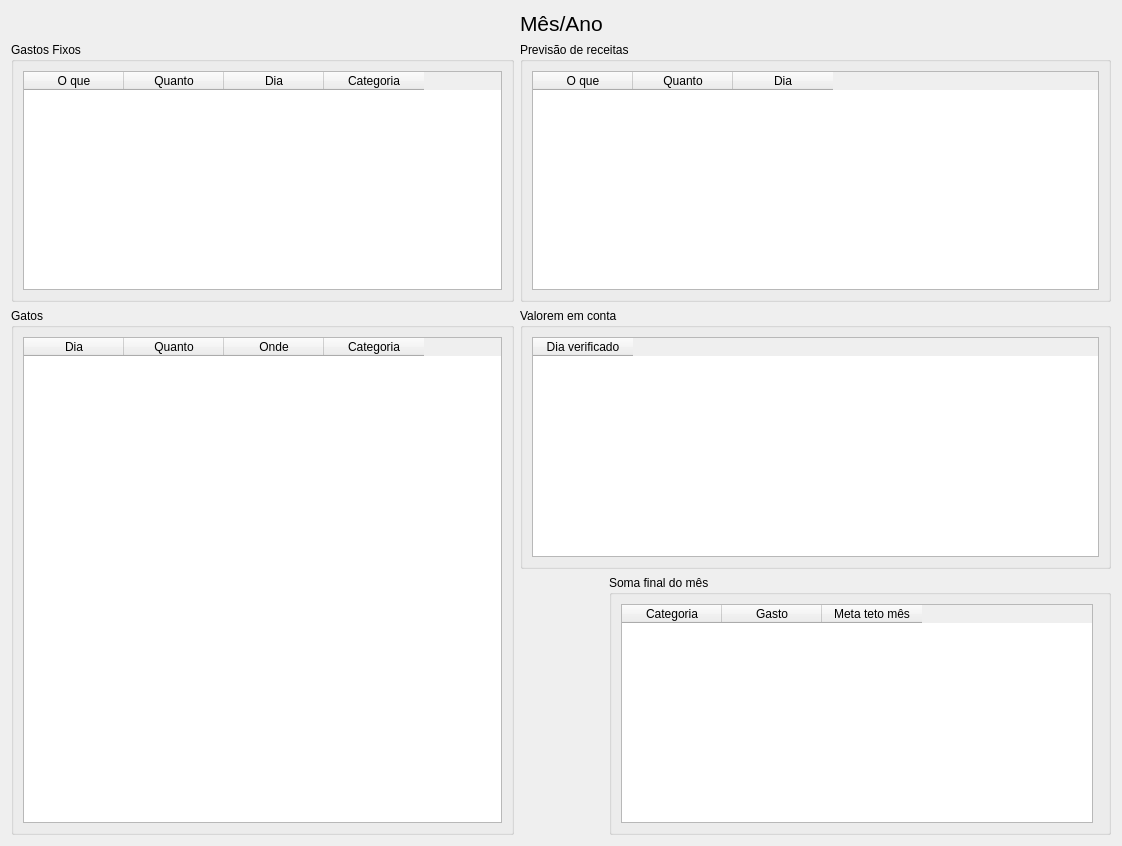
Before: the Qt Designer form forms/spentInMonthEditor.ui in gusttav-lang/Financial-Controller, drawn with Qt 5.
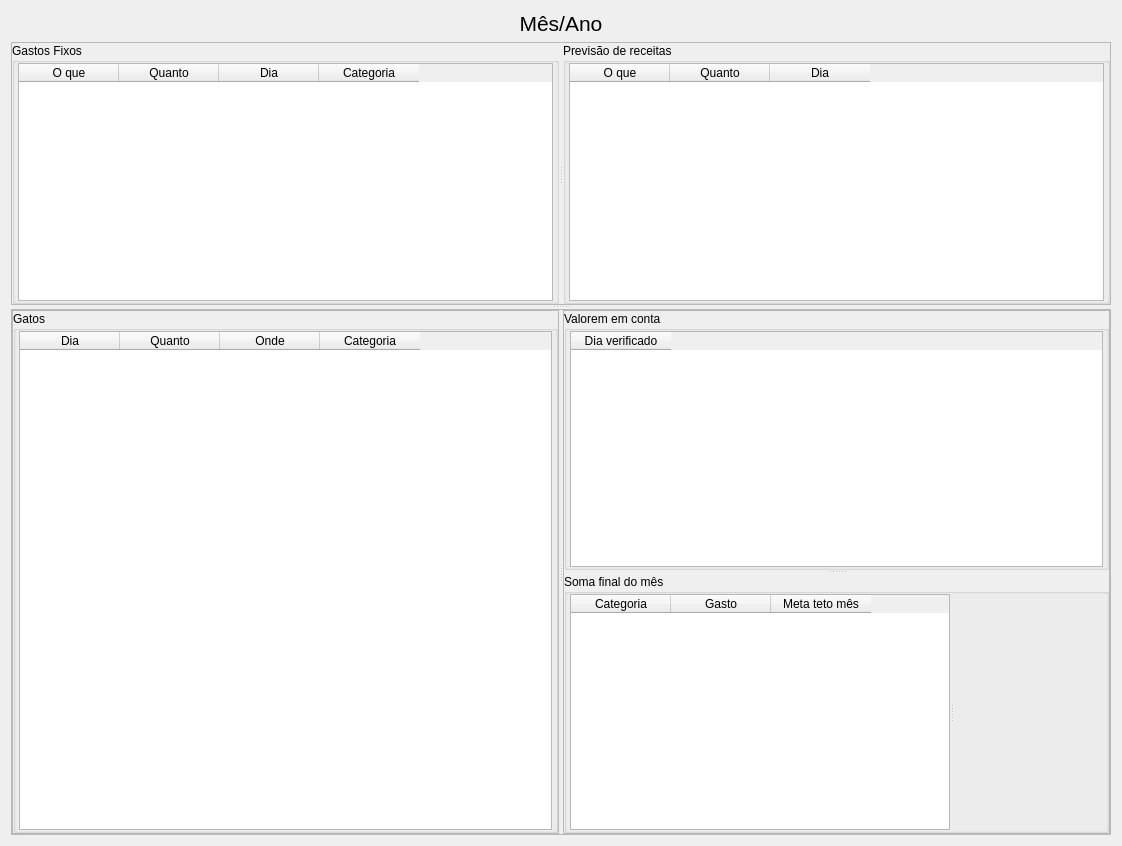
After: the same form once the commit is applied.

Commit message: ajustado layout spent_in_month

```diff
--- a/forms/spentInMonthEditor.ui
+++ b/forms/spentInMonthEditor.ui
@@ -13,8 +13,8 @@
   <property name="windowTitle">
    <string>Form</string>
   </property>
-  <layout class="QGridLayout" name="gridLayout_6">
-   <item row="0" column="1">
+  <layout class="QVBoxLayout" name="verticalLayout">
+   <item>
     <widget class="QLabel" name="label">
      <property name="font">
       <font>
@@ -24,14 +24,61 @@
      <property name="text">
       <string>Mês/Ano</string>
      </property>
+     <property name="alignment">
+      <set>Qt::AlignCenter</set>
+     </property>
     </widget>
    </item>
-   <item row="1" column="0">
+   <item>
+    <widget class="QSplitter" name="splitter_4">
+     <property name="orientation">
+      <enum>Qt::Vertical</enum>
+     </property>
+     <widget class="QFrame" name="frame_3">
+      <property name="frameShape">
+       <enum>QFrame::StyledPanel</enum>
+      </property>
+      <property name="frameShadow">
+       <enum>QFrame::Raised</enum>
+      </property>
+      <layout class="QHBoxLayout" name="horizontalLayout">
+       <property name="leftMargin">
+        <number>0</number>
+       </property>
+       <property name="topMargin">
+        <number>0</number>
+       </property>
+       <property name="rightMargin">
+        <number>0</number>
+       </property>
+       <property name="bottomMargin">
+        <number>0</number>
+       </property>
+       <item>
+        <widget class="QSplitter" name="splitter_3">
+         <property name="orientation">
+          <enum>Qt::Horizontal</enum>
+         </property>
     <widget class="QGroupBox" name="groupBox">
      <property name="title">
       <string>Gastos Fixos</string>
      </property>
      <layout class="QGridLayout" name="gridLayout">
+           <property name="leftMargin">
+            <number>3</number>
+           </property>
+           <property name="topMargin">
+            <number>0</number>
+           </property>
+           <property name="rightMargin">
+            <number>3</number>
+           </property>
+           <property name="bottomMargin">
+            <number>0</number>
+           </property>
+           <property name="spacing">
+            <number>0</number>
+           </property>
       <item row="0" column="0">
        <widget class="QTableWidget" name="tableWidget_fixedSpent">
         <column>
@@ -58,13 +105,26 @@
       </item>
      </layout>
     </widget>
-   </item>
-   <item row="1" column="1" colspan="2">
     <widget class="QGroupBox" name="groupBox_2">
      <property name="title">
       <string>Previsão de receitas</string>
      </property>
      <layout class="QGridLayout" name="gridLayout_2">
+           <property name="leftMargin">
+            <number>3</number>
+           </property>
+           <property name="topMargin">
+            <number>0</number>
+           </property>
+           <property name="rightMargin">
+            <number>3</number>
+           </property>
+           <property name="bottomMargin">
+            <number>0</number>
+           </property>
+           <property name="spacing">
+            <number>0</number>
+           </property>
       <item row="0" column="0">
        <widget class="QTableWidget" name="tableWidget_income">
         <column>
@@ -86,13 +146,82 @@
       </item>
      </layout>
     </widget>
-   </item>
-   <item row="2" column="0" rowspan="2">
+        </widget>
+       </item>
+      </layout>
+     </widget>
+     <widget class="QFrame" name="frame_4">
+      <property name="frameShape">
+       <enum>QFrame::StyledPanel</enum>
+      </property>
+      <property name="frameShadow">
+       <enum>QFrame::Raised</enum>
+      </property>
+      <layout class="QGridLayout" name="gridLayout_7">
+       <property name="leftMargin">
+        <number>0</number>
+       </property>
+       <property name="topMargin">
+        <number>0</number>
+       </property>
+       <property name="rightMargin">
+        <number>0</number>
+       </property>
+       <property name="bottomMargin">
+        <number>0</number>
+       </property>
+       <property name="spacing">
+        <number>0</number>
+       </property>
+       <item row="0" column="0">
+        <widget class="QSplitter" name="splitter_2">
+         <property name="orientation">
+          <enum>Qt::Horizontal</enum>
+         </property>
+         <widget class="QFrame" name="frame_2">
+          <property name="frameShape">
+           <enum>QFrame::StyledPanel</enum>
+          </property>
+          <property name="frameShadow">
+           <enum>QFrame::Raised</enum>
+          </property>
+          <layout class="QGridLayout" name="gridLayout_8">
+           <property name="leftMargin">
+            <number>0</number>
+           </property>
+           <property name="topMargin">
+            <number>0</number>
+           </property>
+           <property name="rightMargin">
+            <number>0</number>
+           </property>
+           <property name="bottomMargin">
+            <number>0</number>
+           </property>
+           <property name="spacing">
+            <number>0</number>
+           </property>
+           <item row="0" column="0">
     <widget class="QGroupBox" name="groupBox_3">
      <property name="title">
       <string>Gatos</string>
      </property>
      <layout class="QGridLayout" name="gridLayout_3">
+              <property name="leftMargin">
+               <number>3</number>
+              </property>
+              <property name="topMargin">
+               <number>0</number>
+              </property>
+              <property name="rightMargin">
+               <number>3</number>
+              </property>
+              <property name="bottomMargin">
+               <number>0</number>
+              </property>
+              <property name="spacing">
+               <number>0</number>
+              </property>
       <item row="0" column="0">
        <widget class="QTableWidget" name="tableWidget_spent">
         <column>
@@ -120,12 +249,56 @@
      </layout>
     </widget>
    </item>
-   <item row="2" column="1" colspan="2">
+          </layout>
+         </widget>
+         <widget class="QFrame" name="frame">
+          <property name="frameShape">
+           <enum>QFrame::StyledPanel</enum>
+          </property>
+          <property name="frameShadow">
+           <enum>QFrame::Raised</enum>
+          </property>
+          <layout class="QGridLayout" name="gridLayout_6">
+           <property name="leftMargin">
+            <number>0</number>
+           </property>
+           <property name="topMargin">
+            <number>0</number>
+           </property>
+           <property name="rightMargin">
+            <number>0</number>
+           </property>
+           <property name="bottomMargin">
+            <number>0</number>
+           </property>
+           <property name="spacing">
+            <number>0</number>
+           </property>
+           <item row="0" column="0">
+            <widget class="QSplitter" name="splitter">
+             <property name="orientation">
+              <enum>Qt::Vertical</enum>
+             </property>
     <widget class="QGroupBox" name="groupBox_4">
      <property name="title">
       <string>Valorem em conta</string>
      </property>
      <layout class="QGridLayout" name="gridLayout_4">
+               <property name="leftMargin">
+                <number>3</number>
+               </property>
+               <property name="topMargin">
+                <number>0</number>
+               </property>
+               <property name="rightMargin">
+                <number>3</number>
+               </property>
+               <property name="bottomMargin">
+                <number>0</number>
+               </property>
+               <property name="spacing">
+                <number>0</number>
+               </property>
       <item row="0" column="0">
        <widget class="QTableWidget" name="tableWidget_values">
         <column>
@@ -137,17 +310,31 @@
       </item>
      </layout>
     </widget>
-   </item>
-   <item row="3" column="2">
     <widget class="QGroupBox" name="groupBox_5">
      <property name="title">
       <string>Soma final do mês</string>
      </property>
      <layout class="QGridLayout" name="gridLayout_5">
-      <item row="0" column="1">
-       <widget class="QWidget" name="widget_chart" native="true"/>
-      </item>
+               <property name="leftMargin">
+                <number>3</number>
+               </property>
+               <property name="topMargin">
+                <number>0</number>
+               </property>
+               <property name="rightMargin">
+                <number>3</number>
+               </property>
+               <property name="bottomMargin">
+                <number>0</number>
+               </property>
+               <property name="spacing">
+                <number>0</number>
+               </property>
       <item row="0" column="0">
+                <widget class="QSplitter" name="splitter_5">
+                 <property name="orientation">
+                  <enum>Qt::Horizontal</enum>
+                 </property>
        <widget class="QTableWidget" name="tableWidget_sum">
         <column>
          <property name="text">
@@ -165,8 +352,19 @@
          </property>
         </column>
        </widget>
-      </item>
-     </layout>
+                 <widget class="QWidget" name="widget_chart" native="true"/>
+                </widget>
+               </item>
+              </layout>
+             </widget>
+            </widget>
+           </item>
+          </layout>
+         </widget>
+        </widget>
+       </item>
+      </layout>
+     </widget>
     </widget>
    </item>
   </layout>
```
Lines whose indentation alone changed are shown as unchanged. The commit also changes 2 other files.
